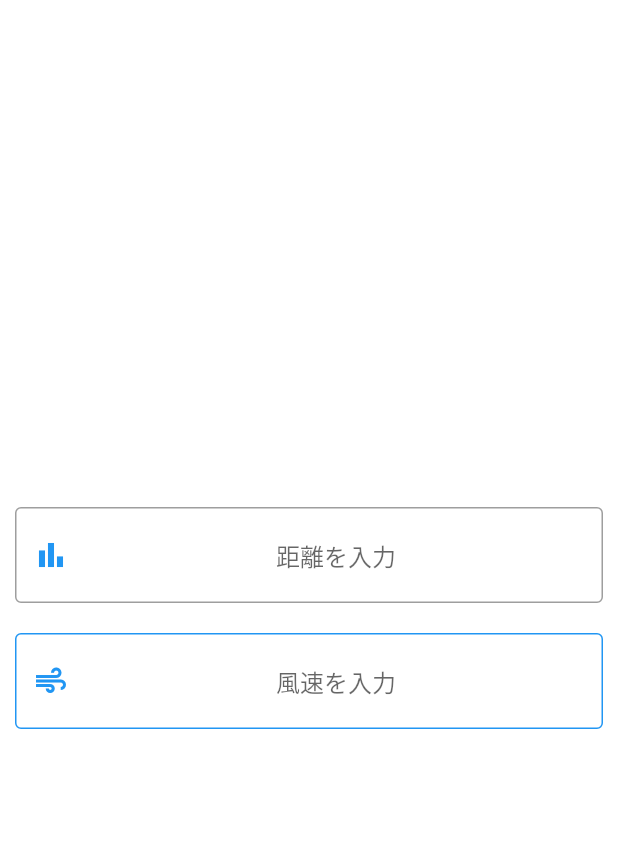
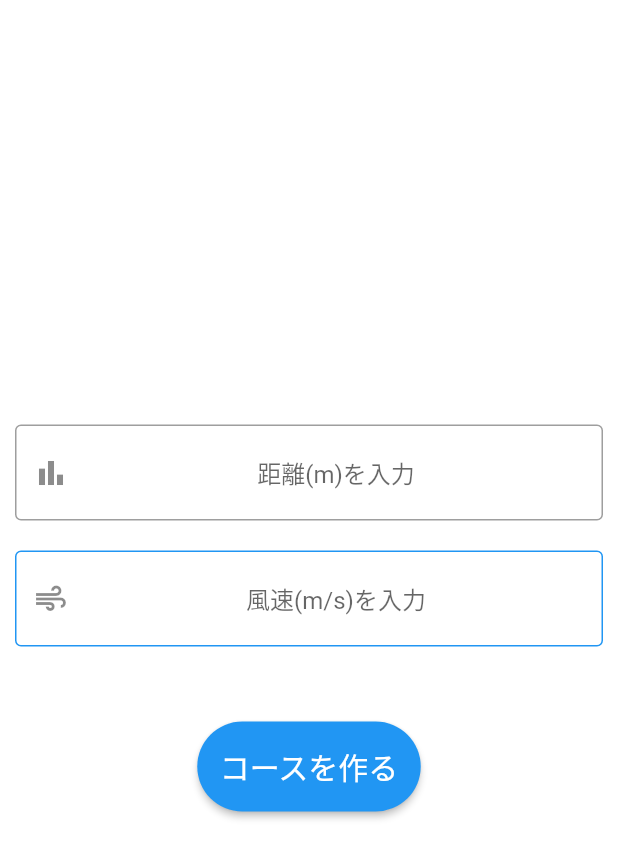
Before and after one commit to kojikokojiko/make_course, a Flutter app: the Nextpage screen opened directly, on a phone screen of 412 x 824 dp. Shown: the top 858 px of the screen. Run offline on Flutter 3.47's test engine with Material 2 defaults, Android fonts, the phone set to English and light mode, and no system bars.

Commit message:
nextpageまで完成（provider処理はまだ）

```diff
--- a/lib/screen/nextpage.dart
+++ b/lib/screen/nextpage.dart
@@ -19,8 +19,8 @@ class Nextpage extends StatelessWidget {
                   decoration: const InputDecoration(
                     border: OutlineInputBorder(),
 
-                    hintText: "距離を入力",
-                    prefixIcon: Icon(Icons.bar_chart,color: Colors.blue),
+                    hintText: "距離(m)を入力",
+                    prefixIcon: Icon(Icons.bar_chart),
 
 
                   ),
@@ -32,16 +32,37 @@ class Nextpage extends StatelessWidget {
                   decoration: const InputDecoration(
                     // contentPadding: EdgeInsets.all(10),
                       border: OutlineInputBorder(),
-                      hintText: "風速を入力",
-                      prefixIcon: Icon(Icons.air,color: Colors.blue),
+                      hintText: "風速(m/s)を入力",
+                      prefixIcon: Icon(Icons.air),
                       enabledBorder: const OutlineInputBorder(
                         borderSide: BorderSide(
                           color: Colors.blue
                         )
                       )
+                  ),
+                ),
+                SizedBox(height: 50),
+                ElevatedButton(
+                  child:const Text(
+                    "コースを作る",
+                    style: TextStyle(
+                      color: Colors.white,
+                      fontSize: 20,
 
+                    ),
                   ),
-                )
+                  style: ElevatedButton.styleFrom(
+                    padding: EdgeInsets.all(15),
+                    primary: Colors.blue,
+                    onPrimary: Colors.black,
+                    shape: RoundedRectangleBorder(
+                      borderRadius: BorderRadius.circular(50),
+                    ),
+                  ),
+                  onPressed: (){
+                    Navigator.push(context, MaterialPageRoute(builder: (context)=>Nextpage()));
+                  },
+                ),
 
               ],
             ),
```
Also changed, not shown: lib/model/course_data.dart (added).
